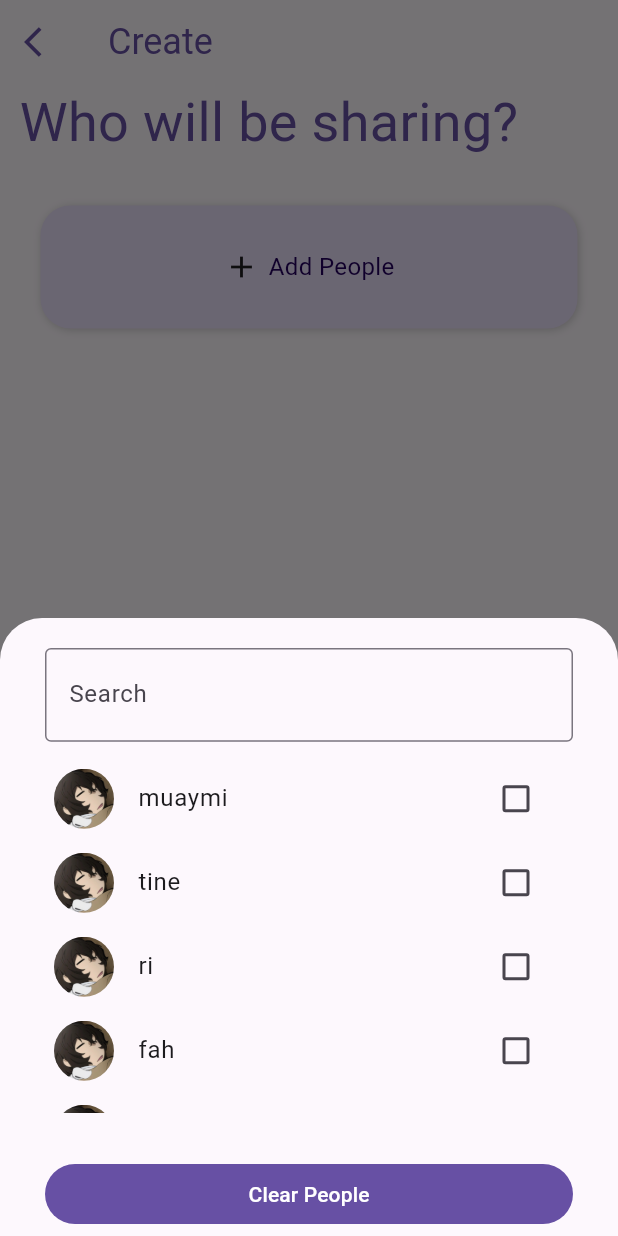
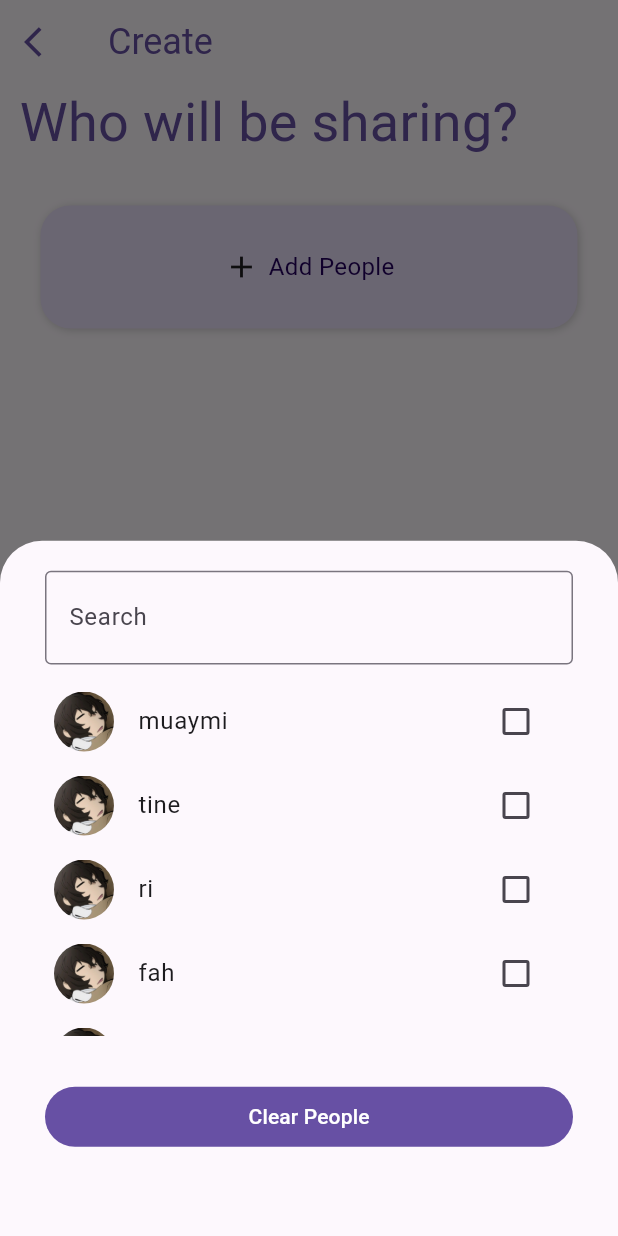
Before and after one commit to ThisTine/Jaijaoni, a Flutter app: the AddPeople screen opened directly with empty values, after a tap on "Add People", on a phone screen of 412 x 824 dp. Run offline on Flutter 3.47's test engine with Material 2 defaults, Android fonts, the light colour scheme and no system bars; drawn by our look-alikes of dynamic_color; our stand-ins replace cloud_firestore, firebase_auth, firebase_core, flutter_animate, flutter_dotenv, flutter_riverpod and 5 more; missing offline and left inert: promptpay_qrcode_generate, qr_code_scanner; accounts and stored records are empty; statements that could not run were skipped.

Commit message:
[FIX] overflow

```diff
--- a/lib/components/create/add_payment.dart
+++ b/lib/components/create/add_payment.dart
@@ -112,6 +112,7 @@
       child: const AddBoxButton(title: 'Add Payment', icon: Icons.add),
       onTap: () {
         showModalBottomSheet(
+            isScrollControlled: true,
             context: context,
             builder: (context) {
               return PaymentBottomsheet(
--- a/lib/components/create/add_people.dart
+++ b/lib/components/create/add_people.dart
@@ -122,7 +122,15 @@
               ],
             ),
           ),
-          Align(
+          if (MediaQuery.of(context).viewInsets.bottom == 0)
+            submitButtonBuilder(context),
+        ],
+      ),
+    );
+  }
+
+  Align submitButtonBuilder(BuildContext context) {
+    return Align(
       alignment: Alignment.bottomCenter,
       child: Container(
         padding: const EdgeInsets.all(20),
@@ -140,9 +148,8 @@
                   child: Text(
                     'Back',
                     style: TextStyle(
-                              color: Theme.of(context)
-                                  .colorScheme
-                                  .onSecondaryContainer),
+                        color:
+                            Theme.of(context).colorScheme.onSecondaryContainer),
                   )),
             ),
             const SizedBox(
@@ -156,8 +163,7 @@
                           Navigator.push(
                               context,
                               MaterialPageRoute(
-                                        builder: (context) =>
-                                            const AddPayment()));
+                                  builder: (context) => const AddPayment()));
                         },
                   child: Text(
                     'Next',
@@ -167,9 +173,6 @@
             ),
           ],
         ),
-            ),
-          ),
-        ],
       ),
     );
   }
--- a/lib/components/create/debt_form.dart
+++ b/lib/components/create/debt_form.dart
@@ -45,6 +45,7 @@
 
   @override
   Widget build(BuildContext context) {
+    // print("Hello - ${MediaQuery.of(context).viewInsets.bottom}");
     return Container(
         alignment: Alignment.center,
         margin: const EdgeInsets.all(16),
@@ -119,7 +120,15 @@
                 const SizedBox(height: 150),
               ],
             ),
-            Align(
+            ...(FocusScope.of(context).hasFocus
+                ? [nextButtonBuilder(context)]
+                : [])
+          ],
+        ));
+  }
+
+  Widget nextButtonBuilder(BuildContext context) {
+    return Align(
       alignment: Alignment.bottomRight,
       child: Container(
         margin: const EdgeInsets.only(bottom: 20),
@@ -158,8 +167,6 @@
           ],
         ),
       ),
-            ),
-          ],
-        ));
+    );
   }
 }
--- a/lib/components/create/friend_bottom_sheet.dart
+++ b/lib/components/create/friend_bottom_sheet.dart
@@ -25,7 +25,8 @@
 
   @override
   Widget build(BuildContext context) {
-    return SizedBox(
+    return Container(
+      constraints: const BoxConstraints(minHeight: 500),
       height: MediaQuery.of(context).size.height / 2,
       child: Column(children: [
         Container(
--- a/lib/components/create/payment_bottom_sheet.dart
+++ b/lib/components/create/payment_bottom_sheet.dart
@@ -55,6 +55,9 @@
           margin: const EdgeInsets.all(10),
           padding: const EdgeInsets.all(20),
           child: Column(
+            mainAxisSize: MediaQuery.of(context).viewInsets.bottom != 0
+                ? MainAxisSize.max
+                : MainAxisSize.min,
             children: [
               Container(
                 padding: const EdgeInsets.all(5),
--- a/lib/components/create/payment_method_box.dart
+++ b/lib/components/create/payment_method_box.dart
@@ -17,7 +17,7 @@
   Widget build(BuildContext context) {
     return Container(
       margin: const EdgeInsets.all(10),
-      width: 358,
+      // width: 358,
       height: 82,
       decoration: BoxDecoration(
           borderRadius: BorderRadius.circular(20),
@@ -65,7 +65,7 @@
                         isChecked = check!;
                       });
                     }),
-                const SizedBox(width: 10)
+                // const SizedBox(width: 10)
               ],
             ),
           )
--- a/lib/screens/create.dart
+++ b/lib/screens/create.dart
@@ -18,6 +18,7 @@
   @override
   Widget build(BuildContext context) {
     return Scaffold(
+        resizeToAvoidBottomInset: false,
         appBar: customAppBarBuilder(context, text: "Create", backButton: true),
         body: Stack(
           children: [
```
Also changed, not shown: lib/components/create/payer_item_unpaid.dart (+9 -6 lines). Lines whose indentation alone changed are shown as unchanged.
